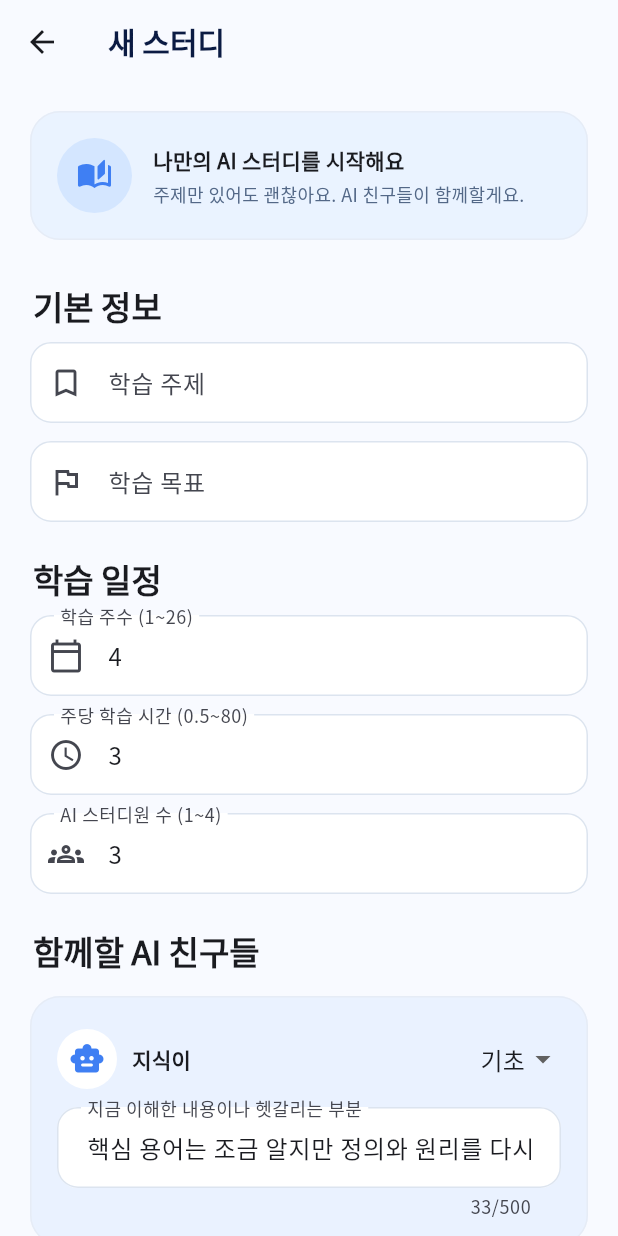
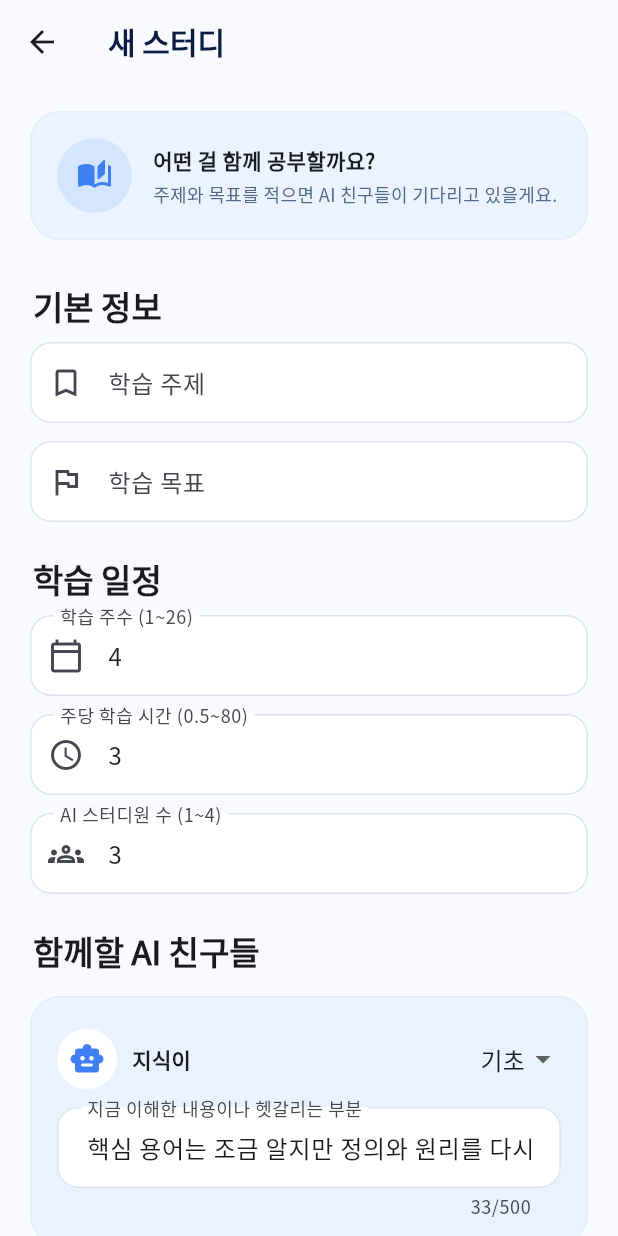
Before and after one commit to minseo-potato/ai-study-mate, a Flutter app: the CreatePage screen opened directly, on a phone screen of 412 x 824 dp. Run offline on Flutter 3.47's test engine with Material 3 defaults, Android fonts, the phone set to English and light mode, and no system bars; our stand-ins replace file_picker; network calls fail.

Commit message:
Make study experience more conversational

```diff
--- a/flutter_app/lib/main.dart
+++ b/flutter_app/lib/main.dart
@@ -188,19 +188,19 @@ class _HomePageState extends State<HomePage> {
         const CircleAvatar(radius: 28, backgroundColor: Color(0xFFD4E6FF),
           child: Icon(Icons.smart_toy_rounded, size: 30, color: Color(0xFF3F7FF3))),
         const SizedBox(height: 14),
-        Text('혼자보다 함께, 더 오래 공부해요',
+        Text('오늘도 같이 공부해요!',
           style: Theme.of(context).textTheme.titleLarge?.copyWith(fontWeight: FontWeight.w800, color: const Color(0xFF0B1B43))),
         const SizedBox(height: 8),
-        const Text('주제만 적어도 시작할 수 있어요. AI 친구들이 질문하며 함께 공부해요.',
+        const Text('공부할 주제만 정해 주세요. AI 친구들이 옆에서 함께할게요.',
           style: TextStyle(color: Color(0xFF536887))),
         const SizedBox(height: 18),
         FilledButton.icon(onPressed: openCreate,
-          icon: const Icon(Icons.add), label: const Text('새 스터디 시작')),
+          icon: const Icon(Icons.add), label: const Text('새 스터디 만들기')),
       ])),
       if (demoMode) const Padding(padding: EdgeInsets.fromLTRB(4, 12, 4, 0),
-        child: Text('시연 모드 · 질문과 요약은 규칙 기반 예시입니다.', style: TextStyle(color: Color(0xFF64748B), fontSize: 13))),
+        child: Text('지금은 체험 모드예요. 질문과 정리는 예시로 보여드려요.', style: TextStyle(color: Color(0xFF64748B), fontSize: 13))),
       const SectionTitle('이렇게 진행해요'),
-      const SoftPanel(child: Text('① 주제 정하기  →  ② 주간 계획 확인  →  ③ AI 친구들과 대화')),
+      const SoftPanel(child: Text('① 주제 고르기  →  ② 이번 주 공부하기  →  ③ AI 친구들과 이야기하기')),
       if (loading) const Padding(padding: EdgeInsets.all(24), child: Center(child: CircularProgressIndicator())),
       if (loadError != null) SoftPanel(child: Column(crossAxisAlignment: CrossAxisAlignment.start, children: [
         Text(loadError!), const SizedBox(height: 12),
@@ -208,7 +208,7 @@ class _HomePageState extends State<HomePage> {
       ])),
       SectionTitle('내 스터디', detail: '${studies.length}개'),
       if (!loading && loadError == null && studies.isEmpty)
-        const SoftPanel(child: Text('아직 스터디가 없어요. 주제와 목표를 적어 첫 스터디를 시작해 보세요.')),
+        const SoftPanel(child: Text('아직 스터디가 없네요. 공부하고 싶은 주제로 하나 만들어 볼까요?')),
       ...studies.map((s) => Card(child: ListTile(contentPadding: const EdgeInsets.symmetric(horizontal: 18, vertical: 10),
         leading: const CircleAvatar(backgroundColor: Color(0xFFEAF2FF),
           child: Icon(Icons.smart_toy_rounded, color: Color(0xFF3F7FF3))),
@@ -272,9 +272,9 @@ class _CreatePageState extends State<CreatePage> {
           child: Icon(Icons.auto_stories_rounded, color: Color(0xFF3F7FF3))),
         SizedBox(width: 14),
         Expanded(child: Column(crossAxisAlignment: CrossAxisAlignment.start, children: [
-          Text('나만의 AI 스터디를 시작해요', style: TextStyle(fontWeight: FontWeight.w700)),
+          Text('어떤 걸 함께 공부할까요?', style: TextStyle(fontWeight: FontWeight.w700)),
           SizedBox(height: 4),
-          Text('주제만 있어도 괜찮아요. AI 친구들이 함께할게요.',
+          Text('주제와 목표를 적으면 AI 친구들이 기다리고 있을게요.',
             style: TextStyle(fontSize: 12, color: Color(0xFF536887))),
         ])),
       ])),
@@ -337,7 +337,7 @@ class _CreatePageState extends State<CreatePage> {
           style: TextStyle(color: Color(0xFF777777), fontSize: 12))),
       if (pdfError != null) Padding(padding: const EdgeInsets.fromLTRB(12, 4, 0, 0),
         child: Text(pdfError!, style: TextStyle(color: Theme.of(context).colorScheme.error))),
-      const SizedBox(height: 20), FilledButton(onPressed: busy ? null : submit, child: Text(busy ? '저장 중...' : '스터디 생성')),
+      const SizedBox(height: 20), FilledButton(onPressed: busy ? null : submit, child: Text(busy ? '만드는 중...' : '스터디 만들기')),
     ])));
 }
 
@@ -400,7 +400,7 @@ class _StudyPageState extends State<StudyPage> {
         SoftPanel(color: const Color(0xFFEAF3FF), child: Column(crossAxisAlignment: CrossAxisAlignment.start, children: [
           Text(study!['goal'], style: Theme.of(context).textTheme.titleMedium?.copyWith(fontWeight: FontWeight.w700)),
           const SizedBox(height: 8),
-          Text((study!['pdf_name'] as String).isEmpty ? 'PDF 없이 자유롭게 공부 중' : '교안 · ${study!['pdf_name']}',
+          Text((study!['pdf_name'] as String).isEmpty ? '교안 없이 내 방식대로 공부해요' : '함께 볼 교안 · ${study!['pdf_name']}',
             style: const TextStyle(color: Color(0xFF536887))),
           const SizedBox(height: 16),
           Text('$completed / ${weeks.length}주 완료', style: const TextStyle(fontWeight: FontWeight.w700)),
@@ -433,7 +433,7 @@ class _StudyPageState extends State<StudyPage> {
             Expanded(child: Text('${current['title']}', style: const TextStyle(fontSize: 17, fontWeight: FontWeight.w700))),
           ]),
           const SizedBox(height: 18),
-          const Text('이번 주 공부할 내용', style: TextStyle(color: Color(0xFF536887), fontSize: 12)),
+          const Text('이번 주에는 이걸 공부해요', style: TextStyle(color: Color(0xFF536887), fontSize: 12)),
           const SizedBox(height: 5), Text('${current['scope']}'),
           if ((current['progress_percent'] as int) > 0) ...[
             const SizedBox(height: 12),
@@ -446,7 +446,7 @@ class _StudyPageState extends State<StudyPage> {
             const SizedBox(height: 8), Text('남은 내용 · ${current['remaining_scope']}',
               style: const TextStyle(color: Color(0xFFB15E38))),
           ],
-          const SizedBox(height: 10), Text('랩미팅 · ${current['meeting_date']}',
+          const SizedBox(height: 10), Text('함께 이야기하는 날 · ${current['meeting_date']}',
             style: const TextStyle(color: Color(0xFF536887), fontSize: 12)),
           if ((current['review'] as List).isNotEmpty) ...[
             const SizedBox(height: 14),
@@ -459,20 +459,20 @@ class _StudyPageState extends State<StudyPage> {
             onPressed: () => Navigator.push(context, MaterialPageRoute(builder: (_) => WeekPage(
               studyId: widget.id, week: Map<String,dynamic>.from(current)))).then((_) => refresh()),
             icon: const Icon(Icons.arrow_forward_rounded),
-            label: Text(current['active_session_id'] == null ? '이번 주 학습 열기' : '대화 이어하기'))),
+            label: Text(current['active_session_id'] == null ? '이번 주 공부 시작하기' : '친구들과 대화 이어하기'))),
         ])),
-        const SectionTitle('학습 계획 조정'),
+        const SectionTitle('계획을 바꾸고 싶다면'),
         Wrap(spacing: 10, runSpacing: 8, children: [
           OutlinedButton.icon(onPressed: busy ? null : () => draft(), icon: const Icon(Icons.auto_awesome),
-            label: Text(busy ? '계획 생성 중...' : 'AI 계획 제안')),
-          OutlinedButton(onPressed: busy ? null : () => draft(true), child: const Text('남은 일정 다시 짜기')),
+            label: Text(busy ? '계획 만드는 중...' : 'AI에게 계획 부탁하기')),
+          OutlinedButton(onPressed: busy ? null : () => draft(true), child: const Text('남은 일정 다시 짜 보기')),
         ]),
-        SectionTitle('지난 회의록', detail: '${minutes.length}개'),
-        if (minutes.isEmpty) const SoftPanel(child: Text('랩미팅을 마치면 대화 기록이 여기에 모여요.')),
+        SectionTitle('함께 공부한 기록', detail: '${minutes.length}개'),
+        if (minutes.isEmpty) const SoftPanel(child: Text('AI 친구들과 이야기를 마치면 기록이 여기에 쌓여요.')),
         ...minutes.map((m) => Card(child: ListTile(contentPadding: const EdgeInsets.symmetric(horizontal: 18, vertical: 10),
           leading: const CircleAvatar(backgroundColor: Color(0xFFEAF2FF),
             child: Icon(Icons.description_outlined, color: Color(0xFF3F7FF3))),
-          title: Text('${m['week_no']}주차 회의록', style: const TextStyle(fontWeight: FontWeight.w700)),
+          title: Text('${m['week_no']}주차 이야기 기록', style: const TextStyle(fontWeight: FontWeight.w700)),
           subtitle: Text('${m['minutes']['summary']}', maxLines: 2, overflow: TextOverflow.ellipsis),
           trailing: const Icon(Icons.chevron_right),
           onTap: () => Navigator.push(context, MaterialPageRoute(builder: (_) => SessionPage(id: m['session_id'])))))),
@@ -505,13 +505,13 @@ class _WeekPageState extends State<WeekPage> {
       'meeting_date': '${meetingDate.year}-${meetingDate.month.toString().padLeft(2, '0')}-${meetingDate.day.toString().padLeft(2, '0')}',
       'status': widget.week['status'], 'progress_percent': progress.round(),
       'remaining_scope': remainingScope.text.trim()});
-      if (mounted) { ScaffoldMessenger.of(context).showSnackBar(const SnackBar(content: Text('저장했습니다.'))); Navigator.pop(context); }
+      if (mounted) { ScaffoldMessenger.of(context).showSnackBar(const SnackBar(content: Text('계획을 저장했어요!'))); Navigator.pop(context); }
     } catch (e) { if (mounted) errorMessage(context, e); }
     finally { if (mounted) setState(() => busy = false); }
   }
   Future<void> start() async {
     if (note.text.trim().length < 10) {
-      errorMessage(context, '발표문을 10자 이상 적어 주세요.'); return;
+      errorMessage(context, '공부한 내용을 조금만 더 적어 주세요. 10자 이상이면 시작할 수 있어요.'); return;
     }
     setState(() => busy = true);
     try { final result = await Api.request('POST', '/studies/${widget.studyId}/weeks/${widget.week['week_no']}/sessions', {'text': note.text.trim()});
@@ -540,7 +540,7 @@ class _WeekPageState extends State<WeekPage> {
       const SizedBox(height: 12),
       SoftPanel(color: const Color(0xFFF1F7FF), child: Column(crossAxisAlignment: CrossAxisAlignment.start, children: [
         ListTile(contentPadding: EdgeInsets.zero, leading: const Icon(Icons.event_outlined),
-          title: Text('랩미팅 · ${meetingDate.year}-${meetingDate.month}-${meetingDate.day}'),
+          title: Text('함께 이야기하는 날 · ${meetingDate.year}-${meetingDate.month}-${meetingDate.day}'),
           trailing: const Icon(Icons.edit_calendar_outlined),
           onTap: () async { final selected = await showDatePicker(context: context,
             initialDate: meetingDate, firstDate: DateTime(2020), lastDate: DateTime(2100));
@@ -550,16 +550,16 @@ class _WeekPageState extends State<WeekPage> {
           Text('이전 주 복습 · ${(widget.week['review'] as List).join(', ')}'),
         ],
       ])),
-      OutlinedButton(onPressed: busy ? null : save, child: const Text('계획 수정 저장')),
+      OutlinedButton(onPressed: busy ? null : save, child: const Text('바꾼 계획 저장하기')),
       if (widget.week['active_session_id'] != null) ...[
-        const SectionTitle('진행 중인 랩미팅'),
-        const SoftPanel(child: Text('이전에 시작한 대화가 있어요. 이어서 질문하고 답변할 수 있습니다.')),
+        const SectionTitle('이야기하던 친구들이 기다려요'),
+        const SoftPanel(child: Text('지난 대화부터 바로 이어서 이야기할 수 있어요.')),
         FilledButton.icon(onPressed: () => Navigator.pushReplacement(context,
           MaterialPageRoute(builder: (_) => SessionPage(id: widget.week['active_session_id']))),
           icon: const Icon(Icons.chat_bubble_outline), label: const Text('대화 이어하기')),
       ] else ...[
-        SectionTitle(widget.week['status'] == 'complete' ? '다시 발표하기' : '내 발표 준비'),
-        const SoftPanel(color: Color(0xFFEAF3FF), child: Text('공부한 내용을 먼저 내 말로 설명해 보세요. AI 친구들이 질문하며 함께 정리해 줍니다.')),
+        SectionTitle(widget.week['status'] == 'complete' ? '다시 이야기해 볼까요?' : '공부한 걸 이야기해 주세요'),
+        const SoftPanel(color: Color(0xFFEAF3FF), child: Text('완벽하게 쓸 필요 없어요. 지금 이해한 만큼만 적으면 AI 친구들이 궁금한 걸 물어볼 거예요.')),
         const Wrap(spacing: 6, runSpacing: 4, children: [
           Chip(label: Text('핵심 개념')),
           Chip(label: Text('작동 방식')),
@@ -568,9 +568,9 @@ class _WeekPageState extends State<WeekPage> {
         ]),
         const SizedBox(height: 8),
         TextField(controller: note, maxLines: 8, maxLength: 12000, decoration: const InputDecoration(
-          labelText: '내 학습 정리 / 발표문', hintText: '배운 내용을 자유롭게 적어 보세요. 위 항목을 참고해도 좋아요.')),
+          labelText: '내가 이해한 내용', hintText: '오늘 배운 걸 친구에게 설명하듯 적어 주세요.')),
         const SizedBox(height: 12), FilledButton.icon(onPressed: busy ? null : start,
-          icon: const Icon(Icons.chat_bubble_outline), label: Text(busy ? '시작 중...' : '대화 시작하기')),
+          icon: const Icon(Icons.chat_bubble_outline), label: Text(busy ? '친구들 부르는 중...' : 'AI 친구들과 이야기하기')),
       ],
     ]));
 }
@@ -603,12 +603,15 @@ class _SessionPageState extends State<SessionPage> {
   Future<void> act(String path, [Map<String, dynamic>? body]) async {
     setState(() => busy = true);
     try { final data = await Api.request('POST', '/sessions/${widget.id}/$path', body);
-      if (mounted) { setState(() { session = data; answer.clear(); needsReview = false; }); scrollToLatest(); }
+      if (mounted) { setState(() {
+        session = data;
+        if (path == 'answer') { answer.clear(); needsReview = false; }
+      }); scrollToLatest(); }
     } catch (e) { if (mounted) errorMessage(context, e); }
     finally { if (mounted) setState(() => busy = false); }
   }
   Future<void> sendAnswer() async {
-    if (answer.text.trim().isEmpty) { errorMessage(context, '답변을 적어 주세요.'); return; }
+    if (answer.text.trim().isEmpty) { errorMessage(context, '생각나는 만큼만 적어 주세요.'); return; }
     await act('answer', {'text': answer.text.trim(), 'needs_review': needsReview});
   }
   Future<void> finish() async {
@@ -617,16 +620,16 @@ class _SessionPageState extends State<SessionPage> {
         padding: EdgeInsets.fromLTRB(20, 20, 20, MediaQuery.viewInsetsOf(sheetContext).bottom + 24),
         child: ConstrainedBox(constraints: const BoxConstraints(maxWidth: 650), child: Column(
           mainAxisSize: MainAxisSize.min, crossAxisAlignment: CrossAxisAlignment.stretch, children: [
-            Text('대화 정리하기', style: Theme.of(sheetContext).textTheme.titleLarge?.copyWith(fontWeight: FontWeight.w700)),
+            Text('오늘 이야기, 다시 정리해 볼까요?', style: Theme.of(sheetContext).textTheme.titleLarge?.copyWith(fontWeight: FontWeight.w700)),
             const SizedBox(height: 8),
-            const Text('질문을 나눈 뒤 이해한 내용을 다시 설명해 보세요. 10자 이상 적으면 회의록을 만들 수 있어요.'),
+            const Text('처음에 쓴 내용과 달라진 생각이 있나요? 지금 이해한 걸 내 말로 적어 주세요.'),
             const SizedBox(height: 16),
             TextField(controller: revised, autofocus: true, minLines: 3, maxLines: 6, maxLength: 12000,
               onChanged: (_) => setSheetState(() {}),
-              decoration: const InputDecoration(hintText: '처음 발표에서 바뀐 점이나 새로 이해한 내용을 적어 보세요.')),
+              decoration: const InputDecoration(hintText: '새로 알게 된 점이나 아직 헷갈리는 걸 적어 주세요.')),
             const SizedBox(height: 8),
             FilledButton(onPressed: revised.text.trim().length < 10 ? null
-              : () => Navigator.pop(sheetContext, revised.text.trim()), child: const Text('회의록 만들기')),
+              : () => Navigator.pop(sheetContext, revised.text.trim()), child: const Text('오늘의 기록 저장하기')),
           ])))));
     if (note != null && mounted) await act('finish', {'revised_note': note});
   }
@@ -643,8 +646,8 @@ class _SessionPageState extends State<SessionPage> {
       backgroundColor: const Color(0xFFF8FAFF),
       appBar: AppBar(backgroundColor: const Color(0xFFF8FAFF),
         title: Column(crossAxisAlignment: CrossAxisAlignment.start, children: [
-          Text('${s?['week_no'] ?? ''}주차 랩미팅', style: const TextStyle(fontSize: 18, fontWeight: FontWeight.w700)),
-          Text(finished ? '대화가 끝났어요' : 'AI 스터디원과 함께 공부 중',
+          Text('${s?['week_no'] ?? ''}주차 스터디방', style: const TextStyle(fontSize: 18, fontWeight: FontWeight.w700)),
+          Text(finished ? '오늘의 이야기를 마쳤어요' : 'AI 친구들이 함께 있어요',
             style: const TextStyle(fontSize: 12, fontWeight: FontWeight.w400)),
         ])),
       body: s == null ? const Center(child: CircularProgressIndicator()) : Center(
@@ -671,9 +674,9 @@ class _SessionPageState extends State<SessionPage> {
               const SizedBox(height: 18),
             ],
             Center(child: Padding(padding: const EdgeInsets.only(bottom: 16),
-              child: Text('내 발표에서 시작된 대화예요',
+              child: Text('내가 적은 내용부터 함께 이야기해요',
                 style: TextStyle(fontSize: 12, color: Theme.of(context).colorScheme.onSurfaceVariant)))),
-            ChatBubble(name: '나 · 첫 발표', text: s['initial_note'], mine: true),
+            ChatBubble(name: '나 · 처음 생각', text: s['initial_note'], mine: true),
             ...messages.map((m) => ChatBubble(
               name: m['role'] == 'assistant_hint' ? '${peerLabel(m['member_no'] as int)} · 힌트'
                 : m['role'] == 'assistant' ? peerLabel(m['member_no'] as int) : '나',
@@ -683,19 +686,19 @@ class _SessionPageState extends State<SessionPage> {
             if (messages.isEmpty) const Center(child: Padding(
               padding: EdgeInsets.all(18), child: Text('아래에서 질문을 받아 대화를 시작해 보세요.'))),
             if (finished) ...[
-              ChatBubble(name: '나 · 다시 정리한 설명', text: s['revised_note'], mine: true),
+              ChatBubble(name: '나 · 다시 정리한 생각', text: s['revised_note'], mine: true),
               const SizedBox(height: 14),
               Card(child: Padding(padding: const EdgeInsets.all(20), child: Column(
                 crossAxisAlignment: CrossAxisAlignment.start, children: [
                   const Row(children: [
                     Icon(Icons.description_outlined, size: 21), SizedBox(width: 7),
-                    Text('오늘의 회의록', style: TextStyle(fontWeight: FontWeight.w700, fontSize: 17)),
+                    Text('오늘의 스터디 기록', style: TextStyle(fontWeight: FontWeight.w700, fontSize: 17)),
                   ]),
                   const SizedBox(height: 12), Text('${minutes?['summary'] ?? ''}'),
                   const Divider(height: 30),
-                  const Text('다음에 확인할 내용', style: TextStyle(fontWeight: FontWeight.w700)),
+                  const Text('다음에 다시 볼 것', style: TextStyle(fontWeight: FontWeight.w700)),
                   const SizedBox(height: 8),
-                  Text(checks.isEmpty ? '없음' : checks.map((x) => '• $x').join('\n')),
+                  Text(checks.isEmpty ? '오늘은 다 확인했어요!' : checks.map((x) => '• $x').join('\n')),
                 ]))),
             ],
           ])),
@@ -709,10 +712,10 @@ class _SessionPageState extends State<SessionPage> {
                   if (messages.last['role'] == 'assistant')
                     Align(alignment: Alignment.centerLeft, child: TextButton.icon(
                       onPressed: busy ? null : () => act('explain'),
-                      icon: const Icon(Icons.lightbulb_outline), label: const Text('설명이나 힌트 부탁하기'))),
+                      icon: const Icon(Icons.lightbulb_outline), label: const Text('힌트 좀 줄래?'))),
                   Row(children: [
                     Expanded(child: TextField(controller: answer, minLines: 1, maxLines: 3,
-                      decoration: const InputDecoration(hintText: '여기에 답변을 적어 보세요.'))),
+                      decoration: const InputDecoration(hintText: '내 생각을 적어 볼까요?'))),
                     const SizedBox(width: 8),
                     IconButton.filled(onPressed: busy ? null : sendAnswer,
                       style: IconButton.styleFrom(backgroundColor: const Color(0xFF3F7FF3),
@@ -721,12 +724,12 @@ class _SessionPageState extends State<SessionPage> {
                   ]),
                   Row(children: [
                     Checkbox(value: needsReview, onChanged: busy ? null : (v) => setState(() => needsReview = v ?? false)),
-                    const Expanded(child: Text('어려웠던 질문으로 표시하고 다음 주에 다시 볼래요', style: TextStyle(fontSize: 12))),
+                    const Expanded(child: Text('이 질문은 다음 주에 다시 보고 싶어요', style: TextStyle(fontSize: 12))),
                   ]),
                 ] else ...[
                   FilledButton.icon(onPressed: busy ? null : () => act('question'),
-                    icon: const Icon(Icons.chat_bubble_outline), label: const Text('질문 받아보기')),
-                  TextButton(onPressed: busy ? null : finish, child: const Text('대화 정리하고 회의록 만들기')),
+                    icon: const Icon(Icons.chat_bubble_outline), label: const Text('친구들은 뭐가 궁금할까?')),
+                  TextButton(onPressed: busy ? null : finish, child: const Text('오늘 이야기 정리하기')),
                 ],
               ]))),
         ]))));
```
Also changed, not shown: 3 other files.
